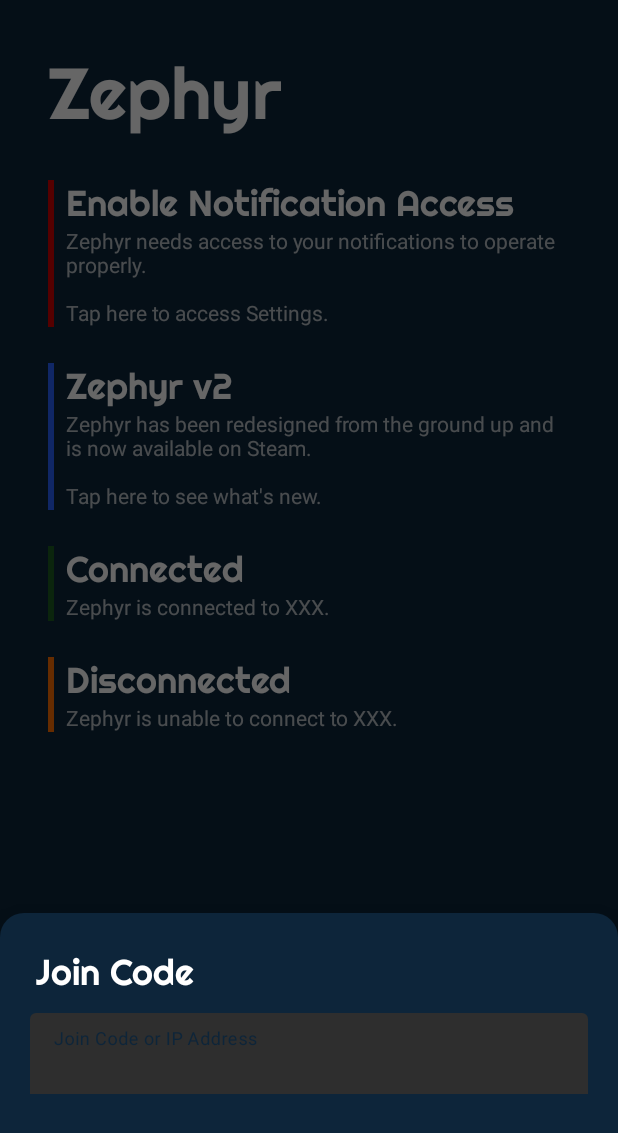
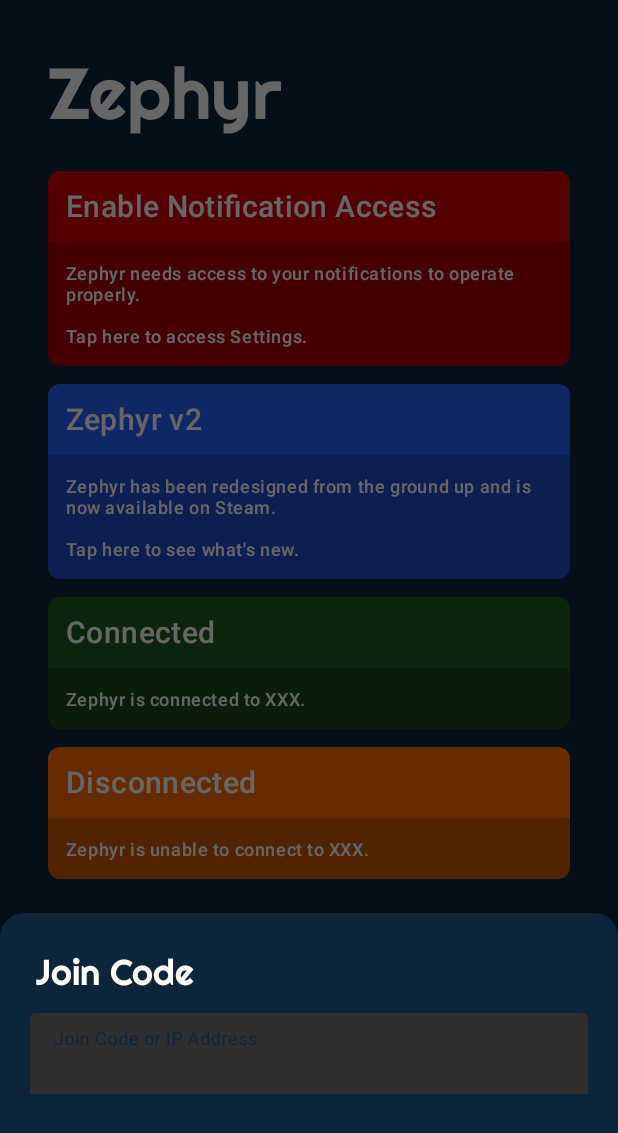
Before and after one commit to ThomasGaubert/zephyr, an Android app: the fragment JoinCodeFragment placed in its activity, on a phone screen of 412 x 824 dp. Shown: the top 1133 px of the screen. Run offline under Robolectric (Android 15) with nearby library versions, the light colour scheme and no system bars; our stand-ins replace ButterKnife, data binding; libraries missing offline, so code that uses them is left out: com.crashlytics.android, io.fabric.sdk; 2 statements that could not run were skipped.

Commit message:
Polish ZephyrCards

```diff
--- a/android/app/src/main/AndroidManifest.xml
+++ b/android/app/src/main/AndroidManifest.xml
@@ -49,7 +49,8 @@
 
         <service
             android:name=".service.NotificationService"
-            android:label="@string/app_name"
+            android:label="@string/notification_service_description"
+            android:description="@string/notification_service_description"
             android:permission="android.permission.BIND_NOTIFICATION_LISTENER_SERVICE">
             <intent-filter>
                 <action android:name="android.service.notification.NotificationListenerService" />
--- a/android/app/src/main/java/com/texasgamer/zephyr/view/ZephyrCardView.java
+++ b/android/app/src/main/java/com/texasgamer/zephyr/view/ZephyrCardView.java
@@ -2,6 +2,9 @@
 
 import android.content.Context;
 import android.content.res.Resources;
+import android.graphics.Color;
+import android.graphics.drawable.Drawable;
+import android.graphics.drawable.GradientDrawable;
 import android.os.Build;
 import android.util.AttributeSet;
 import android.util.TypedValue;
@@ -13,17 +16,21 @@
 import com.texasgamer.zephyr.model.ZephyrCard;
 import com.texasgamer.zephyr.model.ZephyrCardType;
 
+import androidx.annotation.ColorInt;
 import androidx.annotation.NonNull;
 import androidx.annotation.Nullable;
 import androidx.annotation.RequiresApi;
 import androidx.annotation.StringRes;
+import androidx.core.graphics.ColorUtils;
 import butterknife.BindView;
 import butterknife.ButterKnife;
 
 public class ZephyrCardView extends LinearLayout implements View.OnClickListener {
 
-    @BindView(R.id.zephyr_card_accent)
-    View cardAccent;
+    @BindView(R.id.zephyr_card_top)
+    View cardTop;
+    @BindView(R.id.zephyr_card_bottom)
+    View cardBottom;
     @BindView(R.id.zephyr_card_title)
     TextView cardTitle;
     @BindView(R.id.zephyr_card_body)
@@ -68,8 +75,9 @@
         mType = type;
 
         TypedValue typedValue = new TypedValue();
-        getTheme().resolveAttribute(R.attr.cardAccentColor, typedValue, true);
-        cardAccent.setBackgroundColor(typedValue.data);
+        getTheme().resolveAttribute(R.attr.cardColor, typedValue, true);
+        cardTop.setBackground(createBackground(typedValue.data, false));
+        cardBottom.setBackground(createBackground(ColorUtils.blendARGB(typedValue.data, Color.BLACK, 0.2f), true));
     }
 
     @NonNull
@@ -131,4 +139,20 @@
 
         return theme;
     }
+
+    private Drawable createBackground(@ColorInt int color, boolean isBottom) {
+        float cornerRadius = getResources().getDisplayMetrics().density * 8;
+
+        GradientDrawable background = new GradientDrawable();
+        background.setShape(GradientDrawable.RECTANGLE);
+
+        if (isBottom) {
+            background.setCornerRadii(new float[]{0f, 0f, 0f, 0f, cornerRadius, cornerRadius, cornerRadius, cornerRadius});
+        } else {
+            background.setCornerRadii(new float[]{cornerRadius, cornerRadius, cornerRadius, cornerRadius, 0f, 0f, 0f, 0f});
+        }
+
+        background.setColor(color);
+        return background;
+    }
 }
--- a/android/app/src/main/res/layout/zephyr_card.xml
+++ b/android/app/src/main/res/layout/zephyr_card.xml
@@ -1,37 +1,63 @@
 <?xml version="1.0" encoding="utf-8"?>
-<LinearLayout xmlns:android="http://schemas.android.com/apk/res/android"
+<androidx.constraintlayout.widget.ConstraintLayout xmlns:android="http://schemas.android.com/apk/res/android"
+    xmlns:app="http://schemas.android.com/apk/res-auto"
     xmlns:tools="http://schemas.android.com/tools"
-    android:orientation="horizontal"
     android:layout_width="match_parent"
     android:layout_height="wrap_content"
-    android:background="?android:attr/selectableItemBackground"
-    android:paddingStart="0dp"
-    android:paddingEnd="0dp"
-    android:padding="@dimen/zephyr_card_margin_padding">
-
-    <View
-        android:id="@+id/zephyr_card_accent"
-        android:layout_width="4dp"
-        android:layout_height="match_parent"
-        android:layout_marginEnd="8dp"/>
+    android:orientation="horizontal"
+    android:paddingTop="@dimen/zephyr_card_margin_padding"
+    android:paddingBottom="@dimen/zephyr_card_margin_padding">
 
     <LinearLayout
+        android:id="@+id/zephyr_card_top"
         android:layout_width="match_parent"
         android:layout_height="wrap_content"
-        android:orientation="vertical">
+        android:foreground="@drawable/ripple"
+        android:orientation="vertical"
+        app:layout_constraintEnd_toEndOf="parent"
+        app:layout_constraintStart_toStartOf="parent"
+        app:layout_constraintTop_toTopOf="parent"
+        tools:background="@drawable/round_corners_top"
+        tools:ignore="UnusedAttribute">
 
-        <TextView
+        <androidx.appcompat.widget.AppCompatTextView
             android:id="@+id/zephyr_card_title"
+            style="@style/TextAppearance.MaterialComponents.Headline6"
             android:layout_width="match_parent"
             android:layout_height="wrap_content"
-            android:textAppearance="@style/ZephyrHeaderSmall"
+            android:layout_margin="12dp"
+            android:layout_marginStart="8dp"
+            android:includeFontPadding="false"
+            android:lines="1"
+            android:textAlignment="viewStart"
+            android:textColor="@color/white"
             tools:text="Card Title" />
 
-        <TextView
+    </LinearLayout>
+
+    <LinearLayout
+        android:id="@+id/zephyr_card_bottom"
+        android:layout_width="match_parent"
+        android:layout_height="wrap_content"
+        android:foreground="@drawable/ripple"
+        android:orientation="vertical"
+        app:layout_constraintEnd_toEndOf="parent"
+        app:layout_constraintStart_toStartOf="parent"
+        app:layout_constraintTop_toBottomOf="@+id/zephyr_card_top"
+        tools:background="@drawable/round_corners_bottom"
+        tools:ignore="UnusedAttribute">
+
+        <androidx.appcompat.widget.AppCompatTextView
             android:id="@+id/zephyr_card_body"
+            style="@style/TextAppearance.MaterialComponents.Caption"
             android:layout_width="match_parent"
             android:layout_height="wrap_content"
-            tools:text="Card body" />
+            android:layout_margin="12dp"
+            android:layout_marginStart="8dp"
+            android:textColor="@color/white"
+            app:fontFamily="sans-serif-medium"
+            tools:text="Card Body" />
+
     </LinearLayout>
 
-</LinearLayout>
+</androidx.constraintlayout.widget.ConstraintLayout>
--- a/android/app/src/main/res/values/attrs.xml
+++ b/android/app/src/main/res/values/attrs.xml
@@ -1,7 +1,7 @@
 <?xml version="1.0" encoding="utf-8"?>
 <resources>
     <declare-styleable name="ZephyrTheme">
-        <attr name="cardAccentColor" format="reference" />
+        <attr name="cardColor" format="reference" />
     </declare-styleable>
 
     <attr name="windowBackground" format="color" />
--- a/android/app/src/main/res/values/dimens.xml
+++ b/android/app/src/main/res/values/dimens.xml
@@ -24,7 +24,7 @@
     <dimen name="card_border_width">2dp</dimen>
     <dimen name="zephyr_card_margin_internal">12dp</dimen>
     <dimen name="zephyr_card_margin_sides">32dp</dimen>
-    <dimen name="zephyr_card_margin_padding">12dp</dimen>
+    <dimen name="zephyr_card_margin_padding">6dp</dimen>
 
     <!-- Notification settings -->
     <dimen name="notification_setting_item_padding">4dp</dimen>
--- a/android/app/src/main/res/values/strings.xml
+++ b/android/app/src/main/res/values/strings.xml
@@ -51,6 +51,9 @@
     <string name="notif_channel_status_title">Connection Status</string>
     <string name="notif_channel_status_desc">Persistent notification displayed when Zephyr is enabled.</string>
 
+    <!-- Notification Service -->
+    <string name="notification_service_description">Mirror notifications in VR</string>
+
     <!-- Status Notification -->
     <string name="status_notif_text_connecting">Connecting…</string>
     <string name="status_notif_text_connected">Connected</string>
--- a/android/app/src/main/res/values/styles.xml
+++ b/android/app/src/main/res/values/styles.xml
@@ -42,23 +42,23 @@
     <style name="ZephryCard"/>
 
     <style name="ZephyrCard.Default" parent="ZephryCard">
-        <item name="cardAccentColor">@color/white</item>
+        <item name="cardColor">@color/white</item>
     </style>
 
     <style name="ZephyrCard.Info" parent="ZephryCard">
-        <item name="cardAccentColor">@color/accent</item>
+        <item name="cardColor">@color/accent</item>
     </style>
 
     <style name="ZephyrCard.Success" parent="ZephryCard">
-        <item name="cardAccentColor">@color/green</item>
+        <item name="cardColor">@color/green</item>
     </style>
 
     <style name="ZephyrCard.Warning" parent="ZephryCard">
-        <item name="cardAccentColor">@color/orange</item>
+        <item name="cardColor">@color/orange</item>
     </style>
 
     <style name="ZephyrCard.Error" parent="ZephryCard">
-        <item name="cardAccentColor">@color/red</item>
+        <item name="cardColor">@color/red</item>
     </style>
 
 </resources>
```
